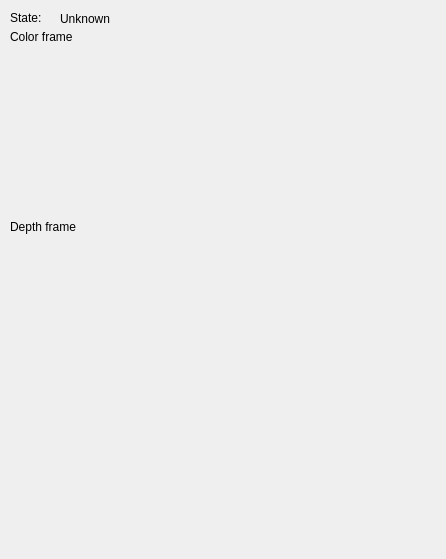
California-Strawberry-Commission/laser-runner-cutter, file rqt_laser_runner_removal/resource/rqt_laser_runner_removal.ui: the form before one commit.
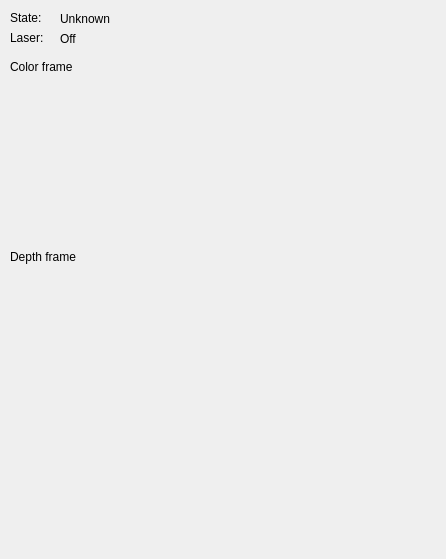
The form after the commit.

Commit message: Add laser playing status and add get frame timeout for rqt UI

```diff
--- a/rqt_laser_runner_removal/resource/rqt_laser_runner_removal.ui
+++ b/rqt_laser_runner_removal/resource/rqt_laser_runner_removal.ui
@@ -18,7 +18,7 @@
     <rect>
      <x>10</x>
      <y>10</y>
-     <width>41</width>
+     <width>51</width>
      <height>16</height>
     </rect>
    </property>
@@ -43,7 +43,7 @@
    <property name="geometry">
     <rect>
      <x>10</x>
-     <y>30</y>
+     <y>60</y>
      <width>318</width>
      <height>180</height>
     </rect>
@@ -59,7 +59,7 @@
    <property name="geometry">
     <rect>
      <x>10</x>
-     <y>220</y>
+     <y>250</y>
      <width>318</width>
      <height>180</height>
     </rect>
@@ -71,6 +71,32 @@
     <set>Qt::AlignLeading|Qt::AlignLeft|Qt::AlignTop</set>
    </property>
   </widget>
+  <widget class="QLabel" name="laserLabel">
+   <property name="geometry">
+    <rect>
+     <x>10</x>
+     <y>30</y>
+     <width>51</width>
+     <height>16</height>
+    </rect>
+   </property>
+   <property name="text">
+    <string>Laser:</string>
+   </property>
+  </widget>
+  <widget class="QLabel" name="laserText">
+   <property name="geometry">
+    <rect>
+     <x>60</x>
+     <y>30</y>
+     <width>331</width>
+     <height>17</height>
+    </rect>
+   </property>
+   <property name="text">
+    <string>Off</string>
+   </property>
+  </widget>
  </widget>
  <resources/>
  <connections/>
```
The commit also changes 2 other files.
